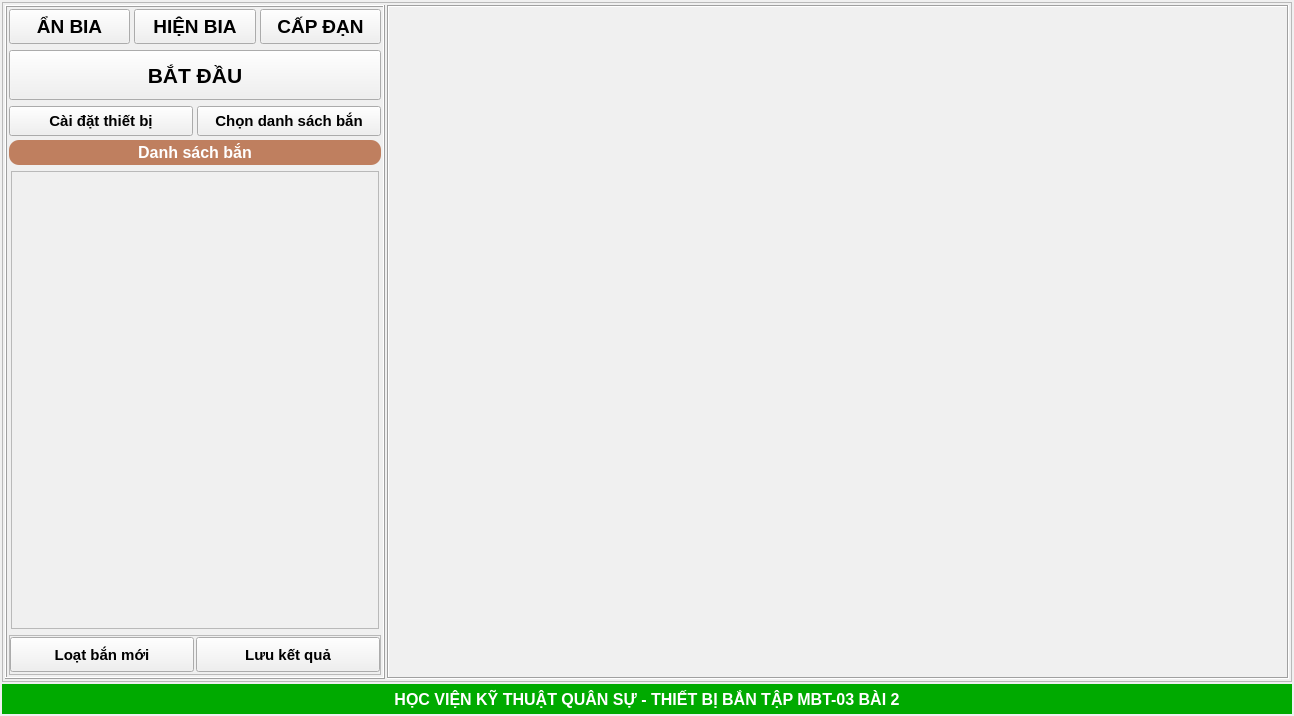
Before: the Qt Designer form assets/qt/main.ui in Monkez/MBT03-bai2, drawn with Qt 5.
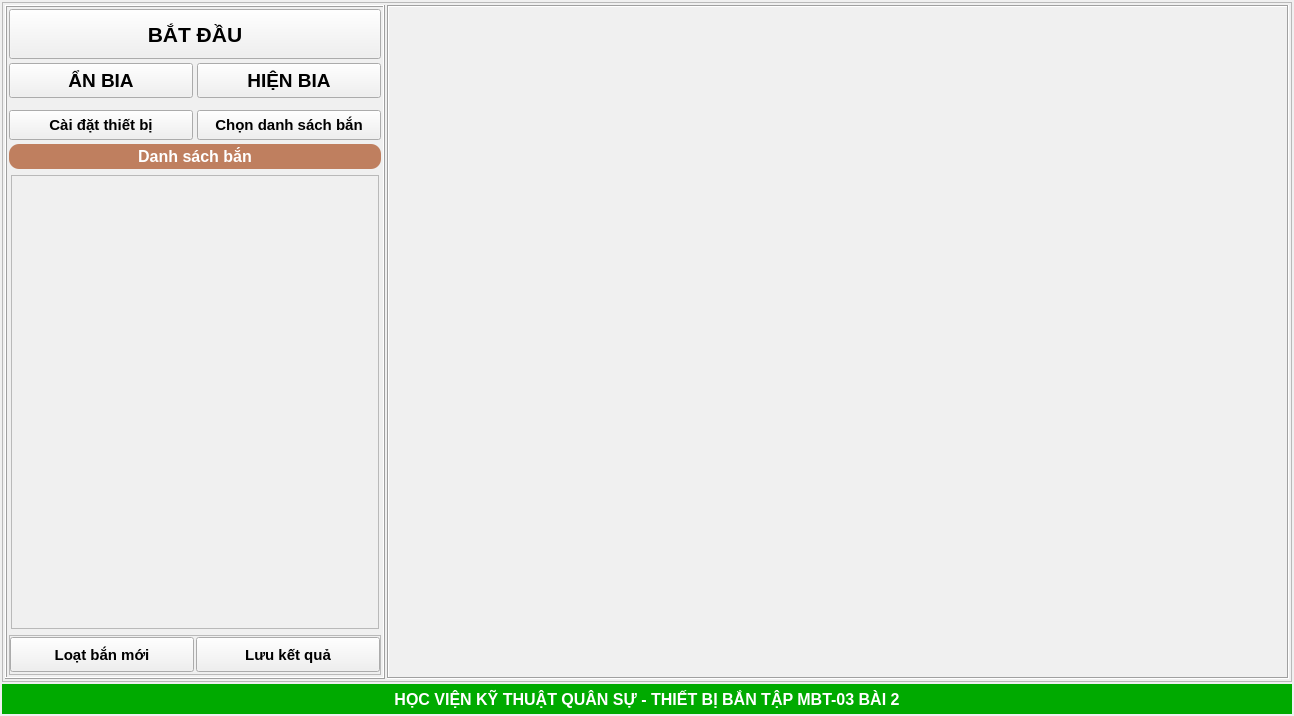
After: the same form once the commit is applied. Custom widgets are drawn as their Qt base class.

Commit message: fix: correct manual target commands and combine ammunition with start

Patch:
```diff
--- a/assets/qt/main.ui
+++ b/assets/qt/main.ui
@@ -96,6 +96,55 @@
           <property name="bottomMargin">
            <number>2</number>
           </property>
+          <item>
+           <widget class="MonkezButton" name="start_btn">
+            <property name="minimumSize">
+             <size>
+              <width>0</width>
+              <height>50</height>
+             </size>
+            </property>
+            <property name="maximumSize">
+             <size>
+              <width>16777215</width>
+              <height>50</height>
+             </size>
+            </property>
+            <property name="font">
+             <font>
+              <pointsize>16</pointsize>
+              <bold>true</bold>
+             </font>
+            </property>
+            <property name="text">
+             <string>BẮT ĐẦU</string>
+            </property>
+            <property name="radius" stdset="0">
+             <number>8</number>
+            </property>
+            <property name="DeactiveColor" stdset="0">
+             <color>
+              <red>255</red>
+              <green>255</green>
+              <blue>255</blue>
+             </color>
+            </property>
+            <property name="textColor" stdset="0">
+             <color>
+              <red>0</red>
+              <green>0</green>
+              <blue>0</blue>
+             </color>
+            </property>
+            <property name="hoverTextColor" stdset="0">
+             <color>
+              <red>8</red>
+              <green>89</green>
+              <blue>35</blue>
+             </color>
+            </property>
+           </widget>
+          </item>
           <item>
            <layout class="QHBoxLayout" name="horizontalLayout">
             <item>
@@ -196,55 +245,6 @@
               </property>
              </widget>
             </item>
-            <item>
-             <widget class="MonkezButton" name="prepare_btn">
-              <property name="minimumSize">
-               <size>
-                <width>0</width>
-                <height>35</height>
-               </size>
-              </property>
-              <property name="maximumSize">
-               <size>
-                <width>16777215</width>
-                <height>35</height>
-               </size>
-              </property>
-              <property name="font">
-               <font>
-                <pointsize>14</pointsize>
-                <bold>true</bold>
-               </font>
-              </property>
-              <property name="text">
-               <string>CẤP ĐẠN</string>
-              </property>
-              <property name="radius" stdset="0">
-               <number>8</number>
-              </property>
-              <property name="DeactiveColor" stdset="0">
-               <color>
-                <red>255</red>
-                <green>255</green>
-                <blue>255</blue>
-               </color>
-              </property>
-              <property name="textColor" stdset="0">
-               <color>
-                <red>0</red>
-                <green>0</green>
-                <blue>0</blue>
-               </color>
-              </property>
-              <property name="hoverTextColor" stdset="0">
-               <color>
-                <red>8</red>
-                <green>89</green>
-                <blue>35</blue>
-               </color>
-              </property>
-             </widget>
-            </item>
            </layout>
           </item>
           <item>
@@ -283,55 +283,6 @@
              <property name="bottomMargin">
               <number>2</number>
              </property>
-             <item>
-              <widget class="MonkezButton" name="start_btn">
-               <property name="minimumSize">
-                <size>
-                 <width>0</width>
-                 <height>50</height>
-                </size>
-               </property>
-               <property name="maximumSize">
-                <size>
-                 <width>16777215</width>
-                 <height>50</height>
-                </size>
-               </property>
-               <property name="font">
-                <font>
-                 <pointsize>16</pointsize>
-                 <bold>true</bold>
-                </font>
-               </property>
-               <property name="text">
-                <string>BẮT ĐẦU</string>
-               </property>
-               <property name="radius" stdset="0">
-                <number>8</number>
-               </property>
-               <property name="DeactiveColor" stdset="0">
-                <color>
-                 <red>255</red>
-                 <green>255</green>
-                 <blue>255</blue>
-                </color>
-               </property>
-               <property name="textColor" stdset="0">
-                <color>
-                 <red>0</red>
-                 <green>0</green>
-                 <blue>0</blue>
-                </color>
-               </property>
-               <property name="hoverTextColor" stdset="0">
-                <color>
-                 <red>8</red>
-                 <green>89</green>
-                 <blue>35</blue>
-                </color>
-               </property>
-              </widget>
-             </item>
             </layout>
            </widget>
           </item>
```
The commit also changes 9 other files.
